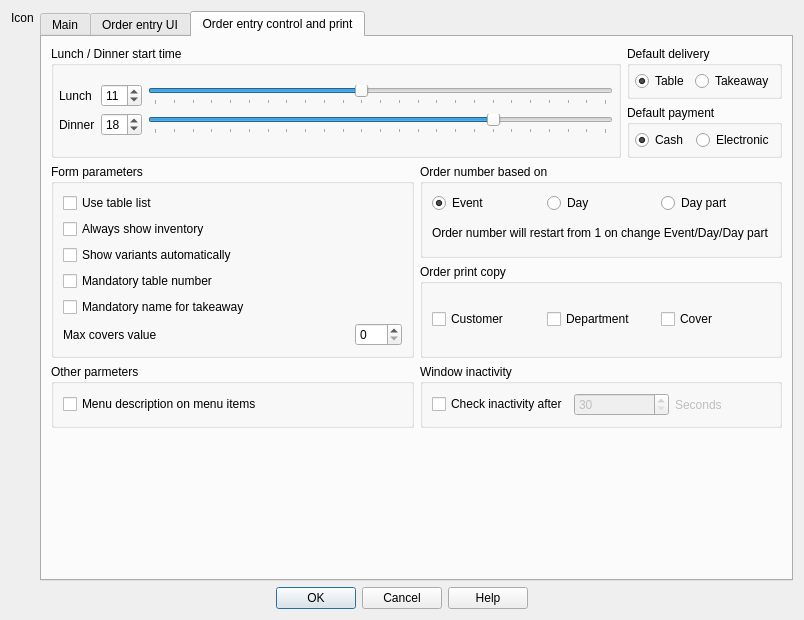
Before: the Qt Designer form App/Ui/SettingsDialog.ui in paolodestefani/pySagra, drawn with Qt 5.
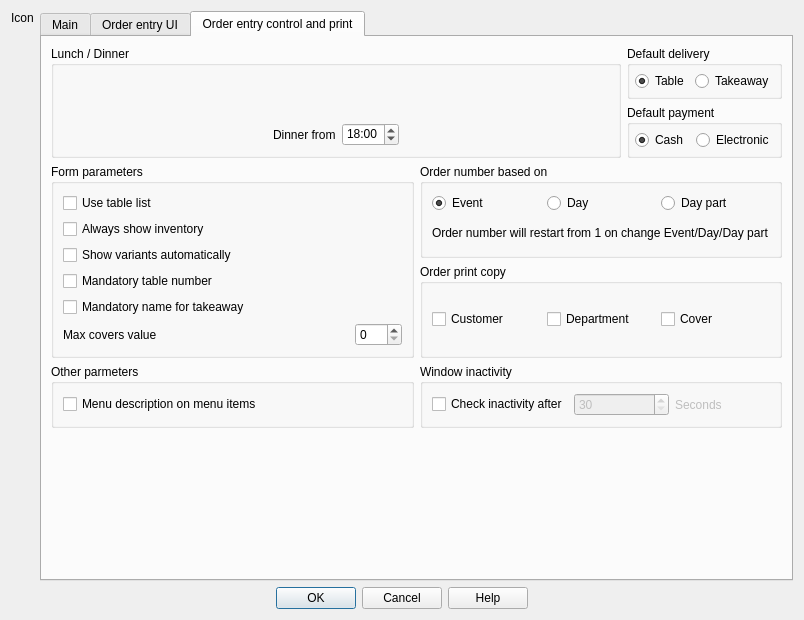
After: the same form once the commit is applied. The open tabs and pages were chosen to show the change. Custom widgets are drawn as their Qt base class.

Commit message:
Settings: one day part slider for the dinner start
The order day starts at 8:00 (DAY_START in Order.py): lunch until the
dinner start, dinner until 8:00 of the day after, earlier orders belong
to the dinner of the day before. lunch_start_time leaves the settings
table. The two sliders of the dialog become one DayPartSlider, a new
control of the widget library: a 24 hour bar with lunch and dinner in
two colors and one handle on the dinner start, from 9:00 to 23:00,
linked to its spin box. Translations updated.

```diff
--- a/App/Ui/SettingsDialog.ui
+++ b/App/Ui/SettingsDialog.ui
@@ -1138,118 +1138,6 @@
         <layout class="QVBoxLayout" name="verticalLayout_25">
          <item>
           <layout class="QGridLayout" name="gridLayout_9">
-           <item row="0" column="0" rowspan="2">
-            <widget class="QGroupBox" name="groupBox_6">
-             <property name="title">
-              <string>Lunch / Dinner start time</string>
-             </property>
-             <layout class="QVBoxLayout" name="verticalLayout_6">
-              <property name="leftMargin">
-               <number>5</number>
-              </property>
-              <property name="topMargin">
-               <number>5</number>
-              </property>
-              <property name="rightMargin">
-               <number>5</number>
-              </property>
-              <property name="bottomMargin">
-               <number>5</number>
-              </property>
-              <item>
-               <layout class="QGridLayout" name="gridLayout_3">
-                <item row="0" column="0">
-                 <widget class="QLabel" name="label_3">
-                  <property name="text">
-                   <string>Lunch</string>
-                  </property>
-                 </widget>
-                </item>
-                <item row="1" column="2">
-                 <widget class="QSlider" name="horizontalSliderDinner">
-                  <property name="maximum">
-                   <number>24</number>
-                  </property>
-                  <property name="pageStep">
-                   <number>8</number>
-                  </property>
-                  <property name="value">
-                   <number>18</number>
-                  </property>
-                  <property name="sliderPosition">
-                   <number>18</number>
-                  </property>
-                  <property name="orientation">
-                   <enum>Qt::Orientation::Horizontal</enum>
-                  </property>
-                  <property name="invertedAppearance">
-                   <bool>false</bool>
-                  </property>
-                  <property name="tickPosition">
-                   <enum>QSlider::TickPosition::TicksBelow</enum>
-                  </property>
-                  <property name="tickInterval">
-                   <number>1</number>
-                  </property>
-                 </widget>
-                </item>
-                <item row="1" column="0">
-                 <widget class="QLabel" name="label_6">
-                  <property name="text">
-                   <string>Dinner</string>
-                  </property>
-                 </widget>
-                </item>
-                <item row="0" column="2">
-                 <widget class="QSlider" name="horizontalSliderLunch">
-                  <property name="maximum">
-                   <number>24</number>
-                  </property>
-                  <property name="pageStep">
-                   <number>8</number>
-                  </property>
-                  <property name="value">
-                   <number>11</number>
-                  </property>
-                  <property name="tracking">
-                   <bool>true</bool>
-                  </property>
-                  <property name="orientation">
-                   <enum>Qt::Orientation::Horizontal</enum>
-                  </property>
-                  <property name="tickPosition">
-                   <enum>QSlider::TickPosition::TicksBelow</enum>
-                  </property>
-                  <property name="tickInterval">
-                   <number>1</number>
-                  </property>
-                 </widget>
-                </item>
-                <item row="0" column="1">
-                 <widget class="QSpinBox" name="spinBoxLunch">
-                  <property name="maximum">
-                   <number>24</number>
-                  </property>
-                  <property name="value">
-                   <number>11</number>
-                  </property>
-                 </widget>
-                </item>
-                <item row="1" column="1">
-                 <widget class="QSpinBox" name="spinBoxDinner">
-                  <property name="maximum">
-                   <number>24</number>
-                  </property>
-                  <property name="value">
-                   <number>18</number>
-                  </property>
-                 </widget>
-                </item>
-               </layout>
-              </item>
-             </layout>
-            </widget>
-           </item>
            <item row="0" column="1">
             <widget class="QGroupBox" name="groupBox_11">
              <property name="title">
@@ -1334,6 +1222,77 @@
              </layout>
             </widget>
            </item>
+           <item row="0" column="0" rowspan="2">
+            <widget class="QGroupBox" name="groupBox_6">
+             <property name="title">
+              <string>Lunch / Dinner</string>
+             </property>
+             <layout class="QVBoxLayout" name="verticalLayout_6">
+              <item>
+               <widget class="DayPartSlider" name="dayPartSlider" native="true"/>
+              </item>
+              <item>
+               <layout class="QHBoxLayout" name="horizontalLayout_4">
+                <item>
+                 <spacer name="horizontalSpacer_11">
+                  <property name="orientation">
+                   <enum>Qt::Orientation::Horizontal</enum>
+                  </property>
+                  <property name="sizeHint" stdset="0">
+                   <size>
+                    <width>40</width>
+                    <height>20</height>
+                   </size>
+                  </property>
+                 </spacer>
+                </item>
+                <item>
+                 <widget class="QLabel" name="label_6">
+                  <property name="text">
+                   <string>Dinner from</string>
+                  </property>
+                  <property name="alignment">
+                   <set>Qt::AlignmentFlag::AlignLeading|Qt::AlignmentFlag::AlignLeft|Qt::AlignmentFlag::AlignVCenter</set>
+                  </property>
+                 </widget>
+                </item>
+                <item>
+                 <widget class="QSpinBox" name="spinBoxDinner">
+                  <property name="alignment">
+                   <set>Qt::AlignmentFlag::AlignLeading|Qt::AlignmentFlag::AlignLeft|Qt::AlignmentFlag::AlignTop</set>
+                  </property>
+                  <property name="suffix">
+                   <string>:00</string>
+                  </property>
+                  <property name="minimum">
+                   <number>9</number>
+                  </property>
+                  <property name="maximum">
+                   <number>23</number>
+                  </property>
+                  <property name="value">
+                   <number>18</number>
+                  </property>
+                 </widget>
+                </item>
+                <item>
+                 <spacer name="horizontalSpacer_3">
+                  <property name="orientation">
+                   <enum>Qt::Orientation::Horizontal</enum>
+                  </property>
+                  <property name="sizeHint" stdset="0">
+                   <size>
+                    <width>40</width>
+                    <height>20</height>
+                   </size>
+                  </property>
+                 </spacer>
+                </item>
+               </layout>
+              </item>
+             </layout>
+            </widget>
+           </item>
           </layout>
          </item>
          <item>
@@ -1616,6 +1575,11 @@
    <extends>QComboBox</extends>
    <header>App.Widget.Control</header>
   </customwidget>
+  <customwidget>
+   <class>DayPartSlider</class>
+   <extends>QWidget</extends>
+   <header>App.Widget.Control</header>
+  </customwidget>
  </customwidgets>
  <resources/>
  <connections>
```
Left out of the diff: 32 changed lines with no effect on the pictures. The commit also changes 8 other files.
